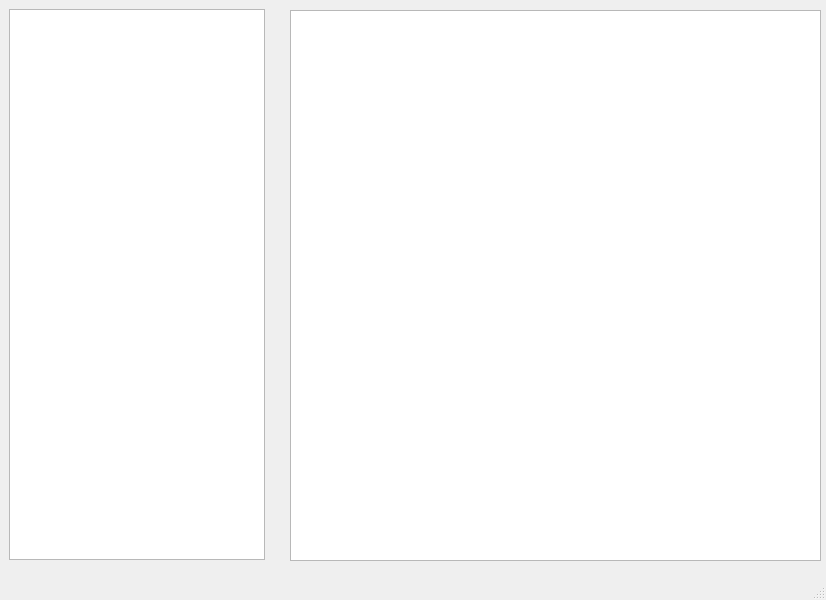
Old version of the form server/server_main.ui in the repository OlegZhdanoff/ClientServerApp.
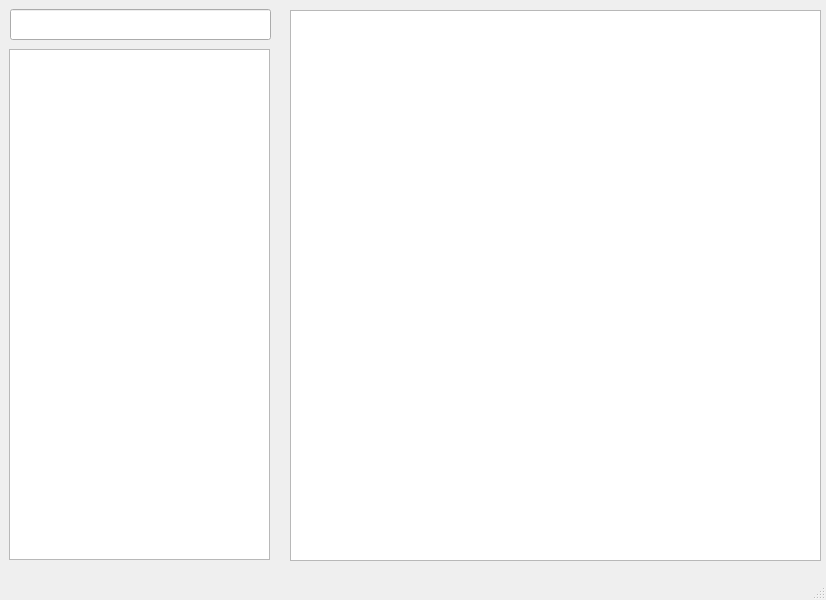
New version of the form.

Commit message: filter users in admin GUI

What changed in the file:
```diff
--- a/server/server_main.ui
+++ b/server/server_main.ui
@@ -34,9 +34,19 @@
     <property name="geometry">
      <rect>
       <x>9</x>
+      <y>49</y>
+      <width>261</width>
+      <height>511</height>
+     </rect>
+    </property>
+   </widget>
+   <widget class="QLineEdit" name="filterEdit">
+    <property name="geometry">
+     <rect>
+      <x>10</x>
       <y>9</y>
-      <width>256</width>
-      <height>551</height>
+      <width>261</width>
+      <height>31</height>
      </rect>
     </property>
    </widget>
```
The commit also changes 1 other file.
